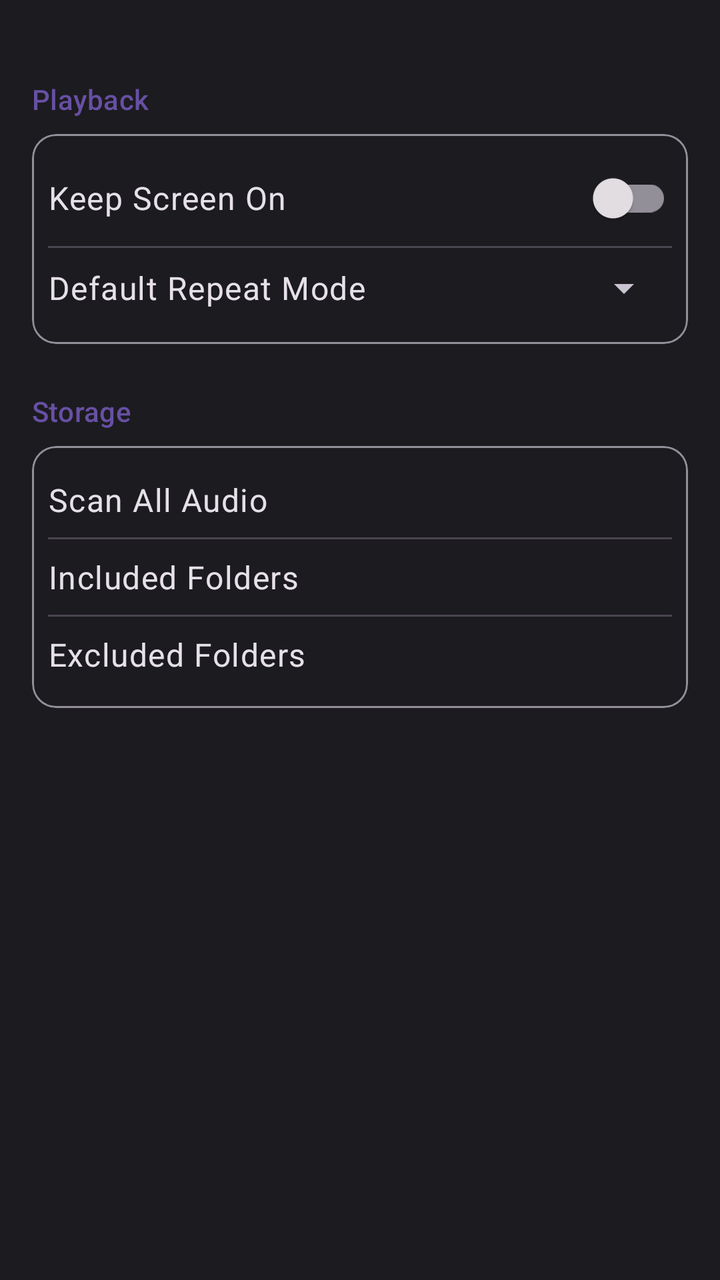
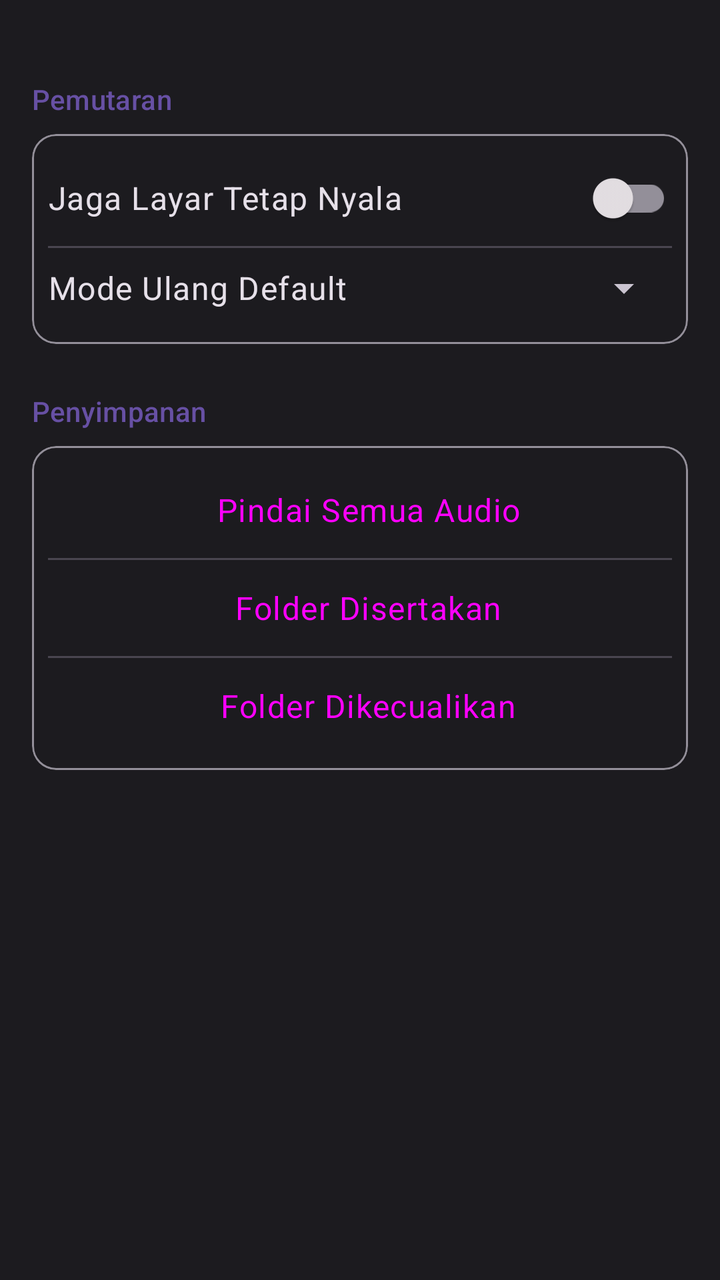

Compare the two renders of this Android layout. The source of the first and the diff that turns it into the second are given below.
<!-- AndroidManifest.xml: application theme AppTheme -->
<!-- res/layout/fragment_settings.xml -->
<?xml version="1.0" encoding="utf-8"?>
<ScrollView xmlns:android="http://schemas.android.com/apk/res/android"
    xmlns:app="http://schemas.android.com/apk/res-auto"
    android:layout_width="match_parent"
    android:layout_height="match_parent"
    android:background="?attr/colorSurface">

    <LinearLayout
        android:layout_width="match_parent"
        android:layout_height="wrap_content"
        android:orientation="vertical"
        android:padding="@dimen/padding_medium">

        <TextView
            android:layout_width="wrap_content"
            android:layout_height="wrap_content"
            android:layout_marginTop="@dimen/padding_large"
            android:text="Playback"
            android:textAppearance="?attr/textAppearanceTitleSmall"
            android:textColor="?attr/colorPrimary" />

        <com.google.android.material.card.MaterialCardView
            android:layout_width="match_parent"
            android:layout_height="wrap_content"
            android:layout_marginTop="@dimen/padding_small"
            app:cardElevation="0dp"
            app:strokeWidth="1dp"
            app:strokeColor="?attr/colorOutline">

            <LinearLayout
                android:layout_width="match_parent"
                android:layout_height="wrap_content"
                android:orientation="vertical"
                android:padding="@dimen/padding_small">

                <androidx.appcompat.widget.SwitchCompat
                    android:id="@+id/keep_screen_on_switch"
                    android:layout_width="match_parent"
                    android:layout_height="wrap_content"
                    android:text="@string/keep_screen_on"
                    android:textAppearance="?attr/textAppearanceBodyLarge" />

                <View
                    android:layout_width="match_parent"
                    android:layout_height="1dp"
                    android:background="?attr/colorOutlineVariant" />

                <LinearLayout
                    android:layout_width="match_parent"
                    android:layout_height="wrap_content"
                    android:gravity="center_vertical"
                    android:orientation="horizontal"
                    android:paddingVertical="@dimen/padding_small">

                    <TextView
                        android:layout_width="0dp"
                        android:layout_height="wrap_content"
                        android:layout_weight="1"
                        android:text="@string/default_repeat_mode"
                        android:textAppearance="?attr/textAppearanceBodyLarge" />

                    <Spinner
                        android:id="@+id/default_repeat_spinner"
                        android:layout_width="wrap_content"
                        android:layout_height="wrap_content" />

                </LinearLayout>

            </LinearLayout>

        </com.google.android.material.card.MaterialCardView>

        <TextView
            android:layout_width="wrap_content"
            android:layout_height="wrap_content"
            android:layout_marginTop="@dimen/padding_large"
            android:text="Storage"
            android:textAppearance="?attr/textAppearanceTitleSmall"
            android:textColor="?attr/colorPrimary" />

        <com.google.android.material.card.MaterialCardView
            android:layout_width="match_parent"
            android:layout_height="wrap_content"
            android:layout_marginTop="@dimen/padding_small"
            app:cardElevation="0dp"
            app:strokeWidth="1dp"
            app:strokeColor="?attr/colorOutline">

            <LinearLayout
                android:layout_width="match_parent"
                android:layout_height="wrap_content"
                android:orientation="vertical"
                android:padding="@dimen/padding_small">

                <TextView
                    android:layout_width="match_parent"
                    android:layout_height="wrap_content"
                    android:paddingVertical="@dimen/padding_small"
                    android:text="@string/scan_all_audio"
                    android:textAppearance="?attr/textAppearanceBodyLarge" />

                <View
                    android:layout_width="match_parent"
                    android:layout_height="1dp"
                    android:background="?attr/colorOutlineVariant" />

                <TextView
                    android:layout_width="match_parent"
                    android:layout_height="wrap_content"
                    android:paddingVertical="@dimen/padding_small"
                    android:text="@string/included_folders"
                    android:textAppearance="?attr/textAppearanceBodyLarge" />

                <View
                    android:layout_width="match_parent"
                    android:layout_height="1dp"
                    android:background="?attr/colorOutlineVariant" />

                <TextView
                    android:layout_width="match_parent"
                    android:layout_height="wrap_content"
                    android:paddingVertical="@dimen/padding_small"
                    android:text="@string/excluded_folders"
                    android:textAppearance="?attr/textAppearanceBodyLarge" />

            </LinearLayout>

        </com.google.android.material.card.MaterialCardView>

    </LinearLayout>

</ScrollView>
<!-- resources referenced by this layout -->
<resources>
  <dimen name="padding_large">24dp</dimen>
  <dimen name="padding_medium">16dp</dimen>
  <dimen name="padding_small">8dp</dimen>
  <string name="default_repeat_mode">Default Repeat Mode</string>
  <string name="excluded_folders">Excluded Folders</string>
  <string name="included_folders">Included Folders</string>
  <string name="keep_screen_on">Keep Screen On</string>
  <string name="scan_all_audio">Scan All Audio</string>
  <style name="AppTheme" parent="Theme.Material3.Dark.NoActionBar">
          <item name="colorPrimary">@color/primary</item>
          <item name="colorOnPrimary">@color/on_primary</item>
          <item name="colorPrimaryContainer">@color/primary_container</item>
          <item name="colorOnPrimaryContainer">@color/on_primary_container</item>
          <item name="colorSecondary">@color/secondary</item>
          <item name="colorOnSecondary">@color/on_secondary</item>
          <item name="colorSecondaryContainer">@color/secondary_container</item>
          <item name="colorOnSecondaryContainer">@color/on_secondary_container</item>
          <item name="android:colorBackground">@color/background</item>
          <item name="colorOnBackground">@color/on_background</item>
          <item name="colorSurface">@color/surface</item>
          <item name="colorOnSurface">@color/on_surface</item>
          <item name="colorSurfaceVariant">@color/surface_variant</item>
          <item name="colorOnSurfaceVariant">@color/on_surface_variant</item>
          <item name="colorError">@color/error</item>
          <item name="colorOnError">@color/on_error</item>
          <item name="android:statusBarColor">@android:color/transparent</item>
          <item name="android:navigationBarColor">@android:color/transparent</item>
      </style>
  <color name="primary">#FF6750A4</color>
  <color name="on_primary">#FFFFFFFF</color>
  <color name="primary_container">#FF4F378B</color>
  <color name="on_primary_container">#FFEADDFF</color>
  <color name="secondary">#FF625B71</color>
  <color name="on_secondary">#FFFFFFFF</color>
  <color name="secondary_container">#FF4A4458</color>
  <color name="on_secondary_container">#FFE8DEF8</color>
  <color name="background">#FF1C1B1F</color>
  <color name="on_background">#FFE6E1E5</color>
  <color name="surface">#FF1C1B1F</color>
  <color name="on_surface">#FFE6E1E5</color>
  <color name="surface_variant">#FF49454F</color>
  <color name="on_surface_variant">#FFCAC4D0</color>
  <color name="error">#FFF2B8B5</color>
  <color name="on_error">#FF601410</color>
</resources>

<!-- the commit's change to res/layout/fragment_settings.xml (unified diff, before → after) -->
@@ -15,7 +15,7 @@
             android:layout_width="wrap_content"
             android:layout_height="wrap_content"
             android:layout_marginTop="@dimen/padding_large"
-            android:text="Playback"
+            android:text="@string/playback"
             android:textAppearance="?attr/textAppearanceTitleSmall"
             android:textColor="?attr/colorPrimary" />
 
@@ -74,7 +74,7 @@
             android:layout_width="wrap_content"
             android:layout_height="wrap_content"
             android:layout_marginTop="@dimen/padding_large"
-            android:text="Storage"
+            android:text="@string/storage"
             android:textAppearance="?attr/textAppearanceTitleSmall"
             android:textColor="?attr/colorPrimary" />
 
@@ -93,8 +93,12 @@
                 android:padding="@dimen/padding_small">
 
                 <TextView
+                    android:id="@+id/scan_all_audio"
+                    style="?android:attr/buttonBarButtonStyle"
                     android:layout_width="match_parent"
                     android:layout_height="wrap_content"
+                    android:clickable="true"
+                    android:focusable="true"
                     android:paddingVertical="@dimen/padding_small"
                     android:text="@string/scan_all_audio"
                     android:textAppearance="?attr/textAppearanceBodyLarge" />
@@ -105,8 +109,12 @@
                     android:background="?attr/colorOutlineVariant" />
 
                 <TextView
+                    android:id="@+id/included_folders"
+                    style="?android:attr/buttonBarButtonStyle"
                     android:layout_width="match_parent"
                     android:layout_height="wrap_content"
+                    android:clickable="true"
+                    android:focusable="true"
                     android:paddingVertical="@dimen/padding_small"
                     android:text="@string/included_folders"
                     android:textAppearance="?attr/textAppearanceBodyLarge" />
@@ -117,8 +125,12 @@
                     android:background="?attr/colorOutlineVariant" />
 
                 <TextView
+                    android:id="@+id/excluded_folders"
+                    style="?android:attr/buttonBarButtonStyle"
                     android:layout_width="match_parent"
                     android:layout_height="wrap_content"
+                    android:clickable="true"
+                    android:focusable="true"
                     android:paddingVertical="@dimen/padding_small"
                     android:text="@string/excluded_folders"
                     android:textAppearance="?attr/textAppearanceBodyLarge" />
<!-- resource entries referenced after the edit -->
@@ -3,11 +3,13 @@
   <dimen name="padding_large">24dp</dimen>
   <dimen name="padding_medium">16dp</dimen>
   <dimen name="padding_small">8dp</dimen>
-  <string name="default_repeat_mode">Default Repeat Mode</string>
-  <string name="excluded_folders">Excluded Folders</string>
-  <string name="included_folders">Included Folders</string>
-  <string name="keep_screen_on">Keep Screen On</string>
-  <string name="scan_all_audio">Scan All Audio</string>
+  <string name="default_repeat_mode">Mode Ulang Default</string>
+  <string name="excluded_folders">Folder Dikecualikan</string>
+  <string name="included_folders">Folder Disertakan</string>
+  <string name="keep_screen_on">Jaga Layar Tetap Nyala</string>
+  <string name="playback">Pemutaran</string>
+  <string name="scan_all_audio">Pindai Semua Audio</string>
+  <string name="storage">Penyimpanan</string>
   <style name="AppTheme" parent="Theme.Material3.Dark.NoActionBar">
           <item name="colorPrimary">@color/primary</item>
           <item name="colorOnPrimary">@color/on_primary</item>
